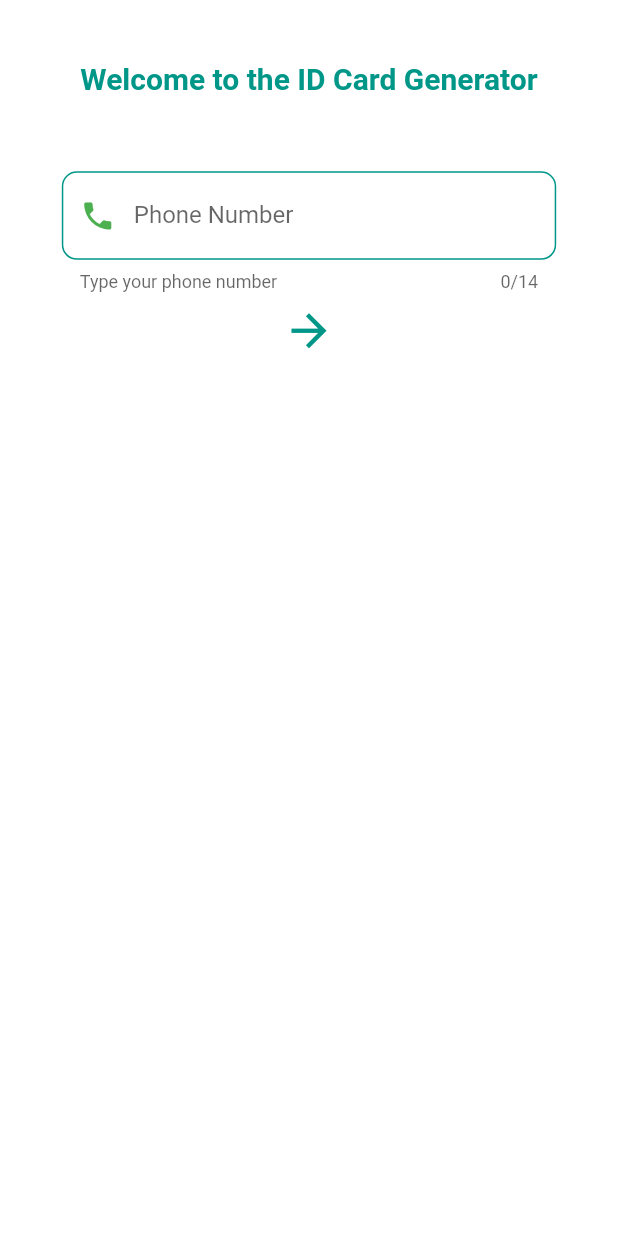
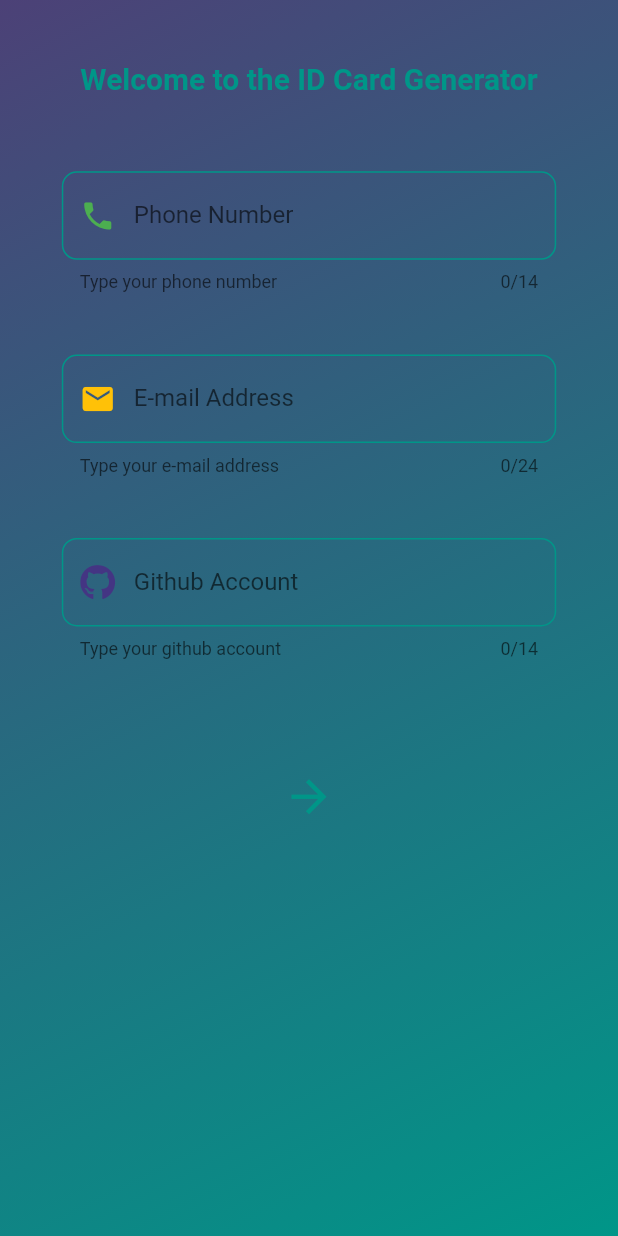
Before and after one commit to black-purple/dev_id_card, a Flutter app: the screen it shows after launch, on a phone screen of 412 x 824 dp. Run offline on Flutter 3.47's test engine with Material 2 defaults, Android fonts, the light colour scheme and no system bars; our stand-ins replace font_awesome_flutter, qr_flutter.

```diff
--- a/lib/pages/input_page.dart
+++ b/lib/pages/input_page.dart
@@ -1,14 +1,30 @@
 import 'package:flutter/material.dart';
+import 'package:font_awesome_flutter/font_awesome_flutter.dart';
 
 class InputPage extends StatelessWidget {
   @override
   Widget build(BuildContext context) {
-    var _controller;
+    var _controller1;
+    var _controller2;
+    var _controller3;
     double deviceHeight = MediaQuery.of(context).size.height;
     double deviceWidth = MediaQuery.of(context).size.width;
     return Scaffold(
-      backgroundColor: Colors.white,
-      body: Padding(
+      body: Container(
+        height: double.infinity,
+        width: double.infinity,
+        decoration: BoxDecoration(
+          gradient: LinearGradient(
+            begin: Alignment.topLeft,
+            end: Alignment.bottomRight,
+            colors: [
+              // Color(0xFF2A5470),
+              Color(0xFF4C4177),
+              Colors.teal
+            ],
+          ),
+        ),
+        child: Padding(
           padding: EdgeInsets.only(
             left: 10 * (deviceWidth / 100),
             right: 10 * (deviceWidth / 100),
@@ -32,8 +48,10 @@ class InputPage extends StatelessWidget {
                 ),
                 margin: EdgeInsets.only(bottom: 50),
               ),
+              //* Phone Number Field
+
               TextFormField(
-              controller: _controller,
+                controller: _controller1,
                 maxLength: 14,
                 decoration: InputDecoration(
                   fillColor: Colors.white,
@@ -56,8 +74,70 @@ class InputPage extends StatelessWidget {
                       color: Colors.teal,
                     ),
                   ),
-                hintText: "Phone Number",
                 ),
+              ),
+              //* Email Field
+              SizedBox(
+                height: 5 * (deviceHeight / 100),
+              ),
+              TextFormField(
+                controller: _controller2,
+                maxLength: 24,
+                decoration: InputDecoration(
+                  fillColor: Colors.white,
+                  focusColor: Colors.white,
+                  labelText: 'E-mail Address',
+                  helperText: 'Type your e-mail address',
+                  prefixIcon: Icon(
+                    Icons.mail,
+                    color: Colors.amber,
+                  ),
+                  enabledBorder: OutlineInputBorder(
+                    borderRadius: BorderRadius.circular(10.0),
+                    borderSide: BorderSide(
+                      color: Colors.teal,
+                    ),
+                  ),
+                  focusedBorder: OutlineInputBorder(
+                    borderRadius: BorderRadius.circular(10.0),
+                    borderSide: BorderSide(
+                      color: Colors.teal,
+                    ),
+                  ),
+                ),
+              ),
+              //* Github Field
+              SizedBox(
+                height: 5 * (deviceHeight / 100),
+              ),
+              TextFormField(
+                controller: _controller3,
+                maxLength: 14,
+                decoration: InputDecoration(
+                  fillColor: Colors.white,
+                  focusColor: Colors.white,
+                  labelText: 'Github Account',
+                  helperText: 'Type your github account',
+                  prefixIcon: Icon(
+                    FontAwesomeIcons.github,
+                    color: Color(0xFF443583),
+                  ),
+                  enabledBorder: OutlineInputBorder(
+                    borderRadius: BorderRadius.circular(10.0),
+                    borderSide: BorderSide(
+                      color: Colors.teal,
+                    ),
+                  ),
+                  focusedBorder: OutlineInputBorder(
+                    borderRadius: BorderRadius.circular(10.0),
+                    borderSide: BorderSide(
+                      color: Colors.teal,
+                    ),
+                  ),
+                ),
+              ),
+              SizedBox(
+                height: 8 * (deviceHeight / 100),
               ),
               IconButton(
                 onPressed: () {
@@ -72,6 +152,7 @@ class InputPage extends StatelessWidget {
             ],
           ),
         ),
+      ),
     );
   }
 }
```
Also changed, not shown: 17 other files. Lines whose indentation alone changed are shown as unchanged.
